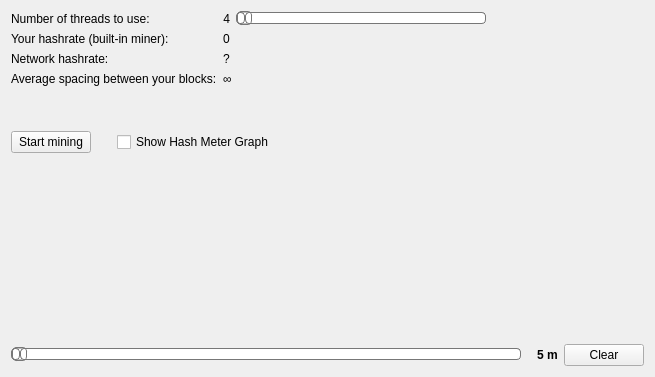
This is src/qt/forms/miningpage.ui in duality-solutions/Dynamic as Qt 5 draws it before an edit. The edited form follows.
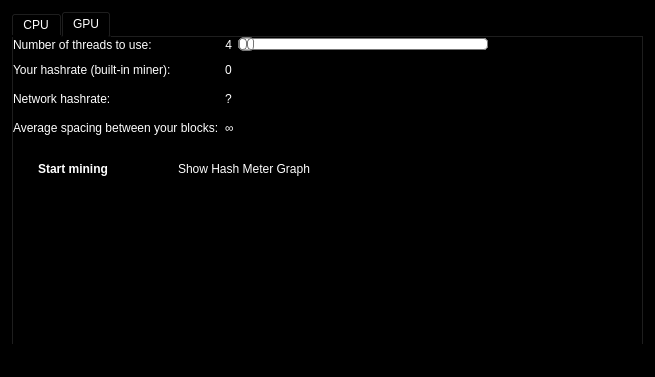
This is the edited form. The open tabs and pages were chosen to show the change. Custom widgets are drawn as their Qt base class.

Commit message:
[GPU] Mining with autotune
Contains fixes by Spencer Lievens.

The edit to the form file:
```diff
--- a/src/qt/forms/miningpage.ui
+++ b/src/qt/forms/miningpage.ui
@@ -13,15 +13,56 @@
   <property name="windowTitle">
    <string>Form</string>
   </property>
+  <property name="styleSheet">
+   <string notr="true">background-color: rgb(0, 0, 0);
+color: rgb(255, 255, 255);</string>
+  </property>
   <layout class="QVBoxLayout" name="verticalLayout">
    <item>
+    <widget class="QTabWidget" name="tabWidget">
+     <property name="styleSheet">
+      <string notr="true">#bgWidget { background: rgba(0,0,0,220); }</string>
+     </property>
+     <property name="currentIndex">
+      <number>0</number>
+     </property>
+     <widget class="QWidget" name="CPU">
+      <property name="enabled">
+       <bool>true</bool>
+      </property>
+      <property name="minimumSize">
+       <size>
+        <width>0</width>
+        <height>0</height>
+       </size>
+      </property>
+      <property name="styleSheet">
+       <string notr="true">background-color: rgb(0, 0, 0);
+color: rgb(255, 255, 255);</string>
+      </property>
+      <attribute name="title">
+       <string>CPU</string>
+      </attribute>
+      <widget class="QWidget" name="layoutWidget">
+       <property name="geometry">
+        <rect>
+         <x>0</x>
+         <y>0</y>
+         <width>631</width>
+         <height>102</height>
+        </rect>
+       </property>
     <layout class="QHBoxLayout" name="horizontalLayout_1">
      <item>
       <layout class="QGridLayout" name="gridLayout">
        <item row="0" column="1">
         <layout class="QHBoxLayout" name="horizontalLayout_2">
          <item>
-          <widget class="QLabel" name="labelNCores">
+             <widget class="QLabel" name="labelNCPUCores">
+              <property name="styleSheet">
+               <string notr="true">background-color: rgb(0, 0, 0);
+color: rgb(255, 255, 255);</string>
+              </property>
            <property name="text">
             <string>4</string>
            </property>
@@ -105,6 +146,10 @@
        </item>
        <item row="3" column="0">
         <widget class="QLabel" name="label_3">
+            <property name="styleSheet">
+             <string notr="true">background-color: rgb(0, 0, 0);
+color: rgb(255, 255, 255);</string>
+            </property>
          <property name="text">
           <string>Average spacing between your blocks:</string>
          </property>
@@ -112,6 +157,10 @@
        </item>
        <item row="1" column="0">
         <widget class="QLabel" name="label_2">
+            <property name="styleSheet">
+             <string notr="true">background-color: rgb(0, 0, 0);
+color: rgb(255, 255, 255);</string>
+            </property>
          <property name="text">
           <string>Your hashrate (built-in miner):</string>
          </property>
@@ -119,6 +168,10 @@
        </item>
        <item row="2" column="0">
         <widget class="QLabel" name="label_4">
+            <property name="styleSheet">
+             <string notr="true">background-color: rgb(0, 0, 0);
+color: rgb(255, 255, 255);</string>
+            </property>
          <property name="text">
           <string>Network hashrate:</string>
          </property>
@@ -126,27 +179,43 @@
        </item>
        <item row="0" column="0">
         <widget class="QLabel" name="label">
+            <property name="styleSheet">
+             <string notr="true">background-color: rgb(0, 0, 0);
+color: rgb(255, 255, 255);</string>
+            </property>
          <property name="text">
           <string>Number of threads to use:</string>
          </property>
         </widget>
        </item>
        <item row="1" column="1">
-        <widget class="QLabel" name="labelMinerHashRate">
+           <widget class="QLabel" name="labelCPUMinerHashRate">
+            <property name="styleSheet">
+             <string notr="true">background-color: rgb(0, 0, 0);
+color: rgb(255, 255, 255);</string>
+            </property>
          <property name="text">
           <string>0</string>
          </property>
         </widget>
        </item>
        <item row="2" column="1">
-        <widget class="QLabel" name="labelNetHashRate">
+           <widget class="QLabel" name="labelNetHashRateCPU">
+            <property name="styleSheet">
+             <string notr="true">background-color: rgb(0, 0, 0);
+color: rgb(255, 255, 255);</string>
+            </property>
          <property name="text">
           <string>?</string>
          </property>
         </widget>
        </item>
        <item row="3" column="1">
-        <widget class="QLabel" name="labelNextBlock">
+           <widget class="QLabel" name="labelNextCPUBlock">
+            <property name="styleSheet">
+             <string notr="true">background-color: rgb(0, 0, 0);
+color: rgb(255, 255, 255);</string>
+            </property>
          <property name="text">
           <string>∞</string>
          </property>
@@ -168,18 +237,47 @@
       </spacer>
      </item>
     </layout>
-   </item>
-   <item>
-    <widget class="QLabel" name="labelAddress">
-     <property name="text">
-      <string/>
-     </property>
-    </widget>
-   </item>
-   <item>
+      </widget>
+      <widget class="QWidget" name="layoutWidget">
+       <property name="geometry">
+        <rect>
+         <x>0</x>
+         <y>100</y>
+         <width>631</width>
+         <height>64</height>
+        </rect>
+       </property>
     <layout class="QHBoxLayout" name="horizontalLayout_3">
      <item>
-      <widget class="QPushButton" name="pushSwitchMining">
+         <widget class="QPushButton" name="pushSwitchCPUMining">
+          <property name="styleSheet">
+           <string notr="true">QPushButton { /* Global Button Style */
+background-color:qlineargradient(x1: 0, y1: 0, x2: 0, y2: 1, stop: .01 #8F5BA3, stop: .1 #771F99, stop: .95 #771F99, stop: 1 #520072);
+border:0;
+border-radius:3px;
+color:#ffffff;
+font-size:12px;
+font-weight:bold;
+padding-left:25px;
+padding-right:25px;
+padding-top:5px;
+padding-bottom:5px;
+}
+
+QPushButton:hover {
+background-color:qlineargradient(x1: 0, y1: 0, x2: 0, y2: 1, stop: .01 #BA77D4, stop: .1 #9F2DCC, stop: .95 #9F2DCC, stop: 1 #7400A1);
+}
+
+QPushButton:focus {
+border:none;
+outline:none;
+}
+
+QPushButton:pressed {
+background-color:qlineargradient(x1: 0, y1: 0, x2: 0, y2: 1, stop: .01 #8F5BA3, stop: .1 #771F99, stop: .95 #771F99, stop: 1 #520072);
+border:1px solid #520072;
+}</string>
+          </property>
        <property name="text">
         <string>Start mining</string>
        </property>
@@ -199,7 +297,11 @@
       </spacer>
      </item>
      <item>
-      <widget class="QCheckBox" name="checkBoxShowGraph">
+         <widget class="QCheckBox" name="checkBoxShowCPUGraph">
+          <property name="styleSheet">
+           <string notr="true">background-color: rgb(0, 0, 0);
+color: rgb(255, 255, 255);</string>
+          </property>
        <property name="text">
         <string>Show Hash Meter Graph</string>
        </property>
@@ -219,8 +321,16 @@
       </spacer>
      </item>
     </layout>
-   </item>
-   <item>
+      </widget>
+      <widget class="QWidget" name="layoutWidget">
+       <property name="geometry">
+        <rect>
+         <x>0</x>
+         <y>174</y>
+         <width>631</width>
+         <height>154</height>
+        </rect>
+       </property>
     <layout class="QHBoxLayout" name="horizontalLayout_6">
      <item>
       <widget class="HashRateGraphWidget" name="minerHashRateWidget" native="true">
@@ -230,6 +340,10 @@
          <verstretch>0</verstretch>
         </sizepolicy>
        </property>
+          <property name="styleSheet">
+           <string notr="true">background-color: rgb(0, 0, 0);
+color: rgb(255, 255, 255);</string>
+          </property>
       </widget>
      </item>
      <item>
@@ -246,8 +360,16 @@
       </spacer>
      </item>
     </layout>
-   </item>
-   <item>
+      </widget>
+      <widget class="QWidget" name="layoutWidget">
+       <property name="geometry">
+        <rect>
+         <x>0</x>
+         <y>338</y>
+         <width>631</width>
+         <height>34</height>
+        </rect>
+       </property>
     <layout class="QHBoxLayout" name="horizontalLayout_8">
      <item>
       <widget class="QSlider" name="sliderGraphSampleTime">
@@ -358,6 +480,467 @@
       </widget>
      </item>
     </layout>
+      </widget>
+      <zorder>layoutWidget</zorder>
+      <zorder>layoutWidget</zorder>
+      <zorder>layoutWidget</zorder>
+      <zorder>layoutWidget</zorder>
+     </widget>
+     <widget class="QWidget" name="GPU">
+      <property name="styleSheet">
+       <string notr="true">background-color: rgb(0, 0, 0);
+color: rgb(255, 255, 255);</string>
+      </property>
+      <attribute name="title">
+       <string>GPU</string>
+      </attribute>
+      <widget class="QWidget" name="layoutWidget">
+       <property name="geometry">
+        <rect>
+         <x>0</x>
+         <y>0</y>
+         <width>631</width>
+         <height>102</height>
+        </rect>
+       </property>
+       <layout class="QHBoxLayout" name="horizontalLayout_4">
+        <item>
+         <layout class="QGridLayout" name="gridLayout_2">
+          <item row="0" column="1">
+           <layout class="QHBoxLayout" name="horizontalLayout_5">
+            <item>
+             <widget class="QLabel" name="labelNGPUCores">
+              <property name="styleSheet">
+               <string notr="true">background-color: rgb(0, 0, 0);
+color: rgb(255, 255, 255);</string>
+              </property>
+              <property name="text">
+               <string>4</string>
+              </property>
+              <property name="alignment">
+               <set>Qt::AlignRight|Qt::AlignTrailing|Qt::AlignVCenter</set>
+              </property>
+             </widget>
+            </item>
+            <item>
+             <widget class="QSlider" name="sliderGPUCores">
+              <property name="minimumSize">
+               <size>
+                <width>250</width>
+                <height>0</height>
+               </size>
+              </property>
+              <property name="styleSheet">
+               <string notr="true">QSlider::groove:horizontal {
+border: 1px solid #bbb;
+background: white;
+height: 10px;
+border-radius: 4px;
+}
+
+QSlider::sub-page:horizontal {
+background: qlineargradient(x1: 0, y1: 0,    x2: 0, y2: 1,
+    stop: 0 #66e, stop: 1 #bbf);
+background: qlineargradient(x1: 0, y1: 0.2, x2: 1, y2: 1,
+    stop: 0 #bbf, stop: 1 #520072);
+border: 1px solid #777;
+height: 10px;
+border-radius: 4px;
+}
+
+QSlider::add-page:horizontal {
+background: #fff;
+border: 1px solid #777;
+height: 10px;
+border-radius: 4px;
+}
+
+QSlider::handle:horizontal {
+background: qlineargradient(x1:0, y1:0, x2:1, y2:1,
+    stop:0 #eee, stop:1 #520072);
+border: 1px solid #777;
+width: 13px;
+margin-top: -2px;
+margin-bottom: -2px;
+border-radius: 4px;
+}
+
+QSlider::handle:horizontal:hover {
+background: qlineargradient(x1:0, y1:0, x2:1, y2:1,
+    stop:0 #fff, stop:1 #ddd);
+border: 1px solid #444;
+border-radius: 4px;
+}
+
+QSlider::sub-page:horizontal:disabled {
+background: #bbb;
+border-color: #999;
+}
+
+QSlider::add-page:horizontal:disabled {
+background: #eee;
+border-color: #999;
+}
+
+QSlider::handle:horizontal:disabled {
+background: #eee;
+border: 1px solid #aaa;
+border-radius: 4px;
+}</string>
+              </property>
+              <property name="orientation">
+               <enum>Qt::Horizontal</enum>
+              </property>
+             </widget>
+            </item>
+           </layout>
+          </item>
+          <item row="3" column="0">
+           <widget class="QLabel" name="label_5">
+            <property name="styleSheet">
+             <string notr="true">background-color: rgb(0, 0, 0);
+color: rgb(255, 255, 255);</string>
+            </property>
+            <property name="text">
+             <string>Average spacing between your blocks:</string>
+            </property>
+           </widget>
+          </item>
+          <item row="1" column="0">
+           <widget class="QLabel" name="label_6">
+            <property name="styleSheet">
+             <string notr="true">background-color: rgb(0, 0, 0);
+color: rgb(255, 255, 255);</string>
+            </property>
+            <property name="text">
+             <string>Your hashrate (built-in miner):</string>
+            </property>
+           </widget>
+          </item>
+          <item row="2" column="0">
+           <widget class="QLabel" name="label_7">
+            <property name="styleSheet">
+             <string notr="true">background-color: rgb(0, 0, 0);
+color: rgb(255, 255, 255);</string>
+            </property>
+            <property name="text">
+             <string>Network hashrate:</string>
+            </property>
+           </widget>
+          </item>
+          <item row="0" column="0">
+           <widget class="QLabel" name="label_8">
+            <property name="styleSheet">
+             <string notr="true">background-color: rgb(0, 0, 0);
+color: rgb(255, 255, 255);</string>
+            </property>
+            <property name="text">
+             <string>Number of threads to use:</string>
+            </property>
+           </widget>
+          </item>
+          <item row="1" column="1">
+           <widget class="QLabel" name="labelGPUMinerHashRate">
+            <property name="styleSheet">
+             <string notr="true">background-color: rgb(0, 0, 0);
+color: rgb(255, 255, 255);</string>
+            </property>
+            <property name="text">
+             <string>0</string>
+            </property>
+           </widget>
+          </item>
+          <item row="2" column="1">
+           <widget class="QLabel" name="labelNetHashRateGPU">
+            <property name="styleSheet">
+             <string notr="true">background-color: rgb(0, 0, 0);
+color: rgb(255, 255, 255);</string>
+            </property>
+            <property name="text">
+             <string>?</string>
+            </property>
+           </widget>
+          </item>
+          <item row="3" column="1">
+           <widget class="QLabel" name="labelNextGPUBlock">
+            <property name="styleSheet">
+             <string notr="true">background-color: rgb(0, 0, 0);
+color: rgb(255, 255, 255);</string>
+            </property>
+            <property name="text">
+             <string>∞</string>
+            </property>
+           </widget>
+          </item>
+         </layout>
+        </item>
+        <item>
+         <spacer name="horizontalSpacer_3">
+          <property name="orientation">
+           <enum>Qt::Horizontal</enum>
+          </property>
+          <property name="sizeHint" stdset="0">
+           <size>
+            <width>40</width>
+            <height>20</height>
+           </size>
+          </property>
+         </spacer>
+        </item>
+       </layout>
+      </widget>
+      <widget class="QWidget" name="layoutWidget_2">
+       <property name="geometry">
+        <rect>
+         <x>0</x>
+         <y>174</y>
+         <width>631</width>
+         <height>154</height>
+        </rect>
+       </property>
+       <layout class="QHBoxLayout" name="horizontalLayout_9">
+        <item>
+         <widget class="HashRateGraphWidget" name="minerGPUHashRateWidget" native="true">
+          <property name="sizePolicy">
+           <sizepolicy hsizetype="Expanding" vsizetype="Expanding">
+            <horstretch>0</horstretch>
+            <verstretch>0</verstretch>
+           </sizepolicy>
+          </property>
+          <property name="styleSheet">
+           <string notr="true">background-color: rgb(0, 0, 0);
+color: rgb(255, 255, 255);</string>
+          </property>
+         </widget>
+        </item>
+        <item>
+         <spacer name="verticalSpacer_3">
+          <property name="orientation">
+           <enum>Qt::Vertical</enum>
+          </property>
+          <property name="sizeHint" stdset="0">
+           <size>
+            <width>10</width>
+            <height>200</height>
+           </size>
+          </property>
+         </spacer>
+        </item>
+       </layout>
+      </widget>
+      <widget class="QWidget" name="layoutWidget_3">
+       <property name="geometry">
+        <rect>
+         <x>0</x>
+         <y>338</y>
+         <width>631</width>
+         <height>34</height>
+        </rect>
+       </property>
+       <layout class="QHBoxLayout" name="horizontalLayout_10">
+        <item>
+         <widget class="QSlider" name="sliderGPUGraphSampleTime">
+          <property name="minimumSize">
+           <size>
+            <width>250</width>
+            <height>0</height>
+           </size>
+          </property>
+          <property name="styleSheet">
+           <string notr="true">QSlider::groove:horizontal {
+                border: 1px solid #bbb;
+                background: white;
+                height: 10px;
+                border-radius: 4px;
+                }
+
+                QSlider::sub-page:horizontal {
+                background: qlineargradient(x1: 0, y1: 0,    x2: 0, y2: 1,
+                    stop: 0 #66e, stop: 1 #bbf);
+                background: qlineargradient(x1: 0, y1: 0.2, x2: 1, y2: 1,
+                    stop: 0 #bbf, stop: 1 #520072);
+                border: 1px solid #777;
+                height: 10px;
+                border-radius: 4px;
+                }
+
+                QSlider::add-page:horizontal {
+                background: #fff;
+                border: 1px solid #777;
+                height: 10px;
+                border-radius: 4px;
+                }
+
+                QSlider::handle:horizontal {
+                background: qlineargradient(x1:0, y1:0, x2:1, y2:1,
+                    stop:0 #eee, stop:1 #520072);
+                border: 1px solid #777;
+                width: 13px;
+                margin-top: -2px;
+                margin-bottom: -2px;
+                border-radius: 4px;
+                }
+
+                QSlider::handle:horizontal:hover {
+                background: qlineargradient(x1:0, y1:0, x2:1, y2:1,
+                    stop:0 #fff, stop:1 #ddd);
+                border: 1px solid #444;
+                border-radius: 4px;
+                }
+
+                QSlider::sub-page:horizontal:disabled {
+                background: #bbb;
+                border-color: #999;
+                }
+
+                QSlider::add-page:horizontal:disabled {
+                background: #eee;
+                border-color: #999;
+                }
+
+                QSlider::handle:horizontal:disabled {
+                background: #eee;
+                border: 1px solid #aaa;
+                border-radius: 4px;
+          }</string>
+          </property>
+          <property name="orientation">
+           <enum>Qt::Horizontal</enum>
+          </property>
+         </widget>
+        </item>
+        <item>
+         <layout class="QHBoxLayout" name="horizontalLayout_11">
+          <item>
+           <spacer name="verticalSpacer_4">
+            <property name="orientation">
+             <enum>Qt::Vertical</enum>
+            </property>
+            <property name="sizeHint" stdset="0">
+             <size>
+              <width>10</width>
+              <height>20</height>
+             </size>
+            </property>
+           </spacer>
+          </item>
+         </layout>
+        </item>
+        <item>
+         <widget class="QLabel" name="labelGPUGraphSampleSize">
+          <property name="font">
+           <font>
+            <weight>75</weight>
+            <bold>true</bold>
+           </font>
+          </property>
+          <property name="text">
+           <string>5 m</string>
+          </property>
+         </widget>
+        </item>
+        <item>
+         <widget class="QPushButton" name="pushButtonClearGPUData">
+          <property name="text">
+           <string>Clear</string>
+          </property>
+         </widget>
+        </item>
+       </layout>
+      </widget>
+      <widget class="QWidget" name="layoutWidget_4">
+       <property name="geometry">
+        <rect>
+         <x>0</x>
+         <y>100</y>
+         <width>631</width>
+         <height>64</height>
+        </rect>
+       </property>
+       <layout class="QHBoxLayout" name="horizontalLayout_12">
+        <item>
+         <widget class="QPushButton" name="pushSwitchGPUMining">
+          <property name="styleSheet">
+           <string notr="true">QPushButton { /* Global Button Style */
+background-color:qlineargradient(x1: 0, y1: 0, x2: 0, y2: 1, stop: .01 #8F5BA3, stop: .1 #771F99, stop: .95 #771F99, stop: 1 #520072);
+border:0;
+border-radius:3px;
+color:#ffffff;
+font-size:12px;
+font-weight:bold;
+padding-left:25px;
+padding-right:25px;
+padding-top:5px;
+padding-bottom:5px;
+}
+
+QPushButton:hover {
+background-color:qlineargradient(x1: 0, y1: 0, x2: 0, y2: 1, stop: .01 #BA77D4, stop: .1 #9F2DCC, stop: .95 #9F2DCC, stop: 1 #7400A1);
+}
+
+QPushButton:focus {
+border:none;
+outline:none;
+}
+
+QPushButton:pressed {
+background-color:qlineargradient(x1: 0, y1: 0, x2: 0, y2: 1, stop: .01 #8F5BA3, stop: .1 #771F99, stop: .95 #771F99, stop: 1 #520072);
+border:1px solid #520072;
+}</string>
+          </property>
+          <property name="text">
+           <string>Start mining</string>
+          </property>
+         </widget>
+        </item>
+        <item>
+         <spacer name="verticalSpacer_5">
+          <property name="orientation">
+           <enum>Qt::Vertical</enum>
+          </property>
+          <property name="sizeHint" stdset="0">
+           <size>
+            <width>20</width>
+            <height>100</height>
+           </size>
+          </property>
+         </spacer>
+        </item>
+        <item>
+         <widget class="QCheckBox" name="checkBoxShowGPUGraph">
+          <property name="styleSheet">
+           <string notr="true">background-color: rgb(0, 0, 0);
+color: rgb(255, 255, 255);</string>
+          </property>
+          <property name="text">
+           <string>Show Hash Meter Graph</string>
+          </property>
+         </widget>
+        </item>
+        <item>
+         <spacer name="horizontalSpacer_4">
+          <property name="orientation">
+           <enum>Qt::Horizontal</enum>
+          </property>
+          <property name="sizeHint" stdset="0">
+           <size>
+            <width>40</width>
+            <height>20</height>
+           </size>
+          </property>
+         </spacer>
+        </item>
+       </layout>
+      </widget>
+     </widget>
+    </widget>
+   </item>
+   <item>
+    <widget class="QLabel" name="labelAddress">
+     <property name="text">
+      <string/>
+     </property>
+    </widget>
    </item>
   </layout>
  </widget>
```
Left out of the diff: 10 changed lines with no effect on the pictures. Lines whose indentation alone changed are shown as unchanged. The commit also changes 57 other files.
